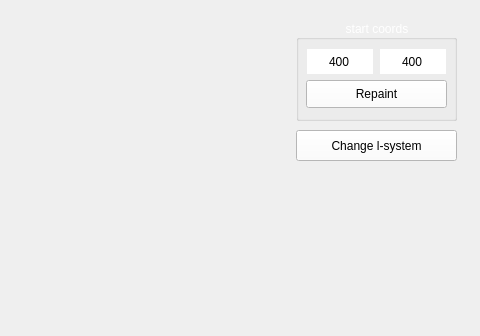
Qt form app/window.ui (tenolly/l-systems) before a commit; both pictures show x 334 to 814 and y 0 to 336 of the 814 by 736 pixel window.
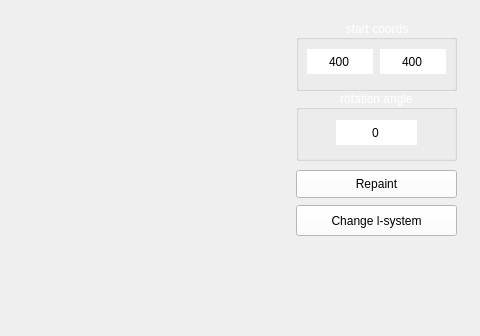
The same form after that commit.

Commit message: add rotate angle line

What changed in the file:
```diff
--- a/app/window.ui
+++ b/app/window.ui
@@ -137,7 +137,7 @@
       <x>630</x>
       <y>20</y>
       <width>161</width>
-      <height>101</height>
+      <height>71</height>
      </rect>
     </property>
     <property name="styleSheet">
@@ -218,12 +218,31 @@
       </item>
      </layout>
     </widget>
+   </widget>
+   <widget class="QPushButton" name="change_l_system_button">
+    <property name="geometry">
+     <rect>
+      <x>630</x>
+      <y>205</y>
+      <width>161</width>
+      <height>31</height>
+     </rect>
+    </property>
+    <property name="styleSheet">
+     <string notr="true">font: 10pt &quot;Consolas&quot;;
+background-color: rgb(255, 255, 255);
+color: black;</string>
+    </property>
+    <property name="text">
+     <string>Change l-system</string>
+    </property>
+   </widget>
     <widget class="QPushButton" name="repaint_button">
      <property name="geometry">
       <rect>
-       <x>10</x>
-       <y>60</y>
-       <width>141</width>
+      <x>630</x>
+      <y>170</y>
+      <width>161</width>
        <height>28</height>
       </rect>
      </property>
@@ -236,24 +255,47 @@
       <string>Repaint</string>
      </property>
     </widget>
-   </widget>
-   <widget class="QPushButton" name="change_l_system_button">
+   <widget class="QGroupBox" name="group_box_2">
     <property name="geometry">
      <rect>
       <x>630</x>
-      <y>130</y>
+      <y>90</y>
       <width>161</width>
-      <height>31</height>
+      <height>71</height>
      </rect>
     </property>
     <property name="styleSheet">
      <string notr="true">font: 10pt &quot;Consolas&quot;;
+color: white;</string>
+    </property>
+    <property name="title">
+     <string>rotation angle</string>
+    </property>
+    <property name="alignment">
+     <set>Qt::AlignCenter</set>
+    </property>
+    <widget class="QLineEdit" name="rotation_angle">
+     <property name="geometry">
+      <rect>
+       <x>40</x>
+       <y>30</y>
+       <width>81</width>
+       <height>25</height>
+      </rect>
+     </property>
+     <property name="styleSheet">
+      <string notr="true">border:none;
+font: 10pt &quot;Consolas&quot;;
 background-color: rgb(255, 255, 255);
-color: black;</string>
+color: qlineargradient(x1:0, y1:0, x2:1, y2:1, stop:0 #b4b4b4, stop:1 #8f8f8f);</string>
     </property>
     <property name="text">
-     <string>Change l-system</string>
-    </property>
+      <string>0</string>
+     </property>
+     <property name="alignment">
+      <set>Qt::AlignCenter</set>
+     </property>
+    </widget>
    </widget>
   </widget>
  </widget>
```
Lines whose indentation alone changed are shown as unchanged. The commit also changes 1 other file.
